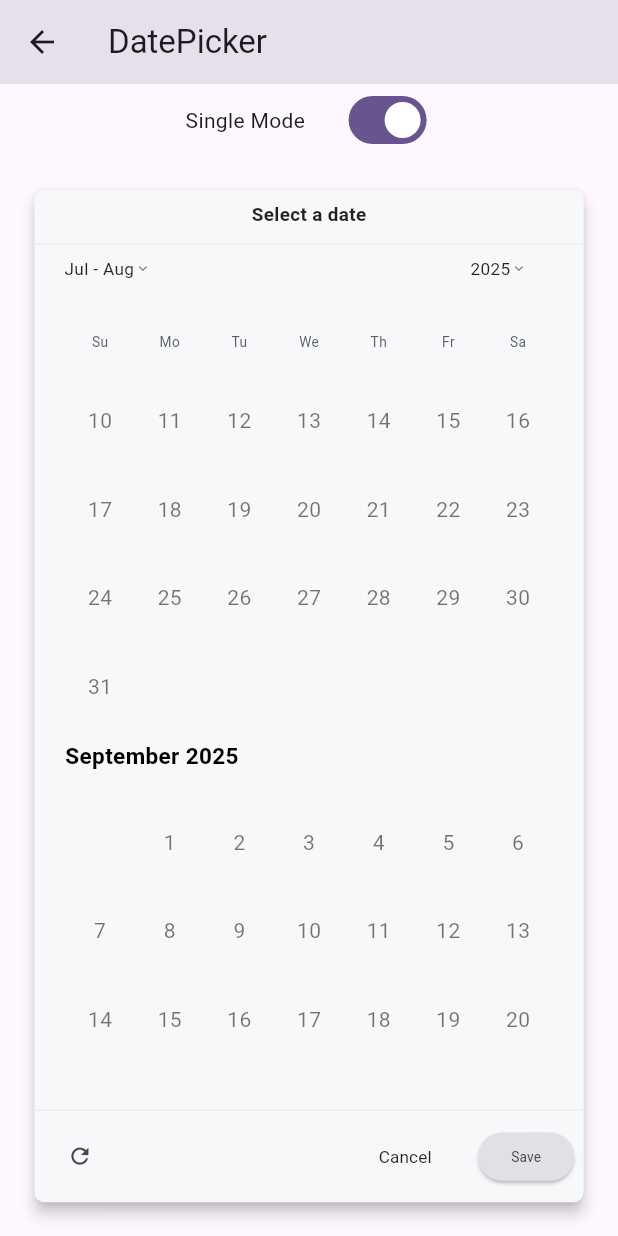
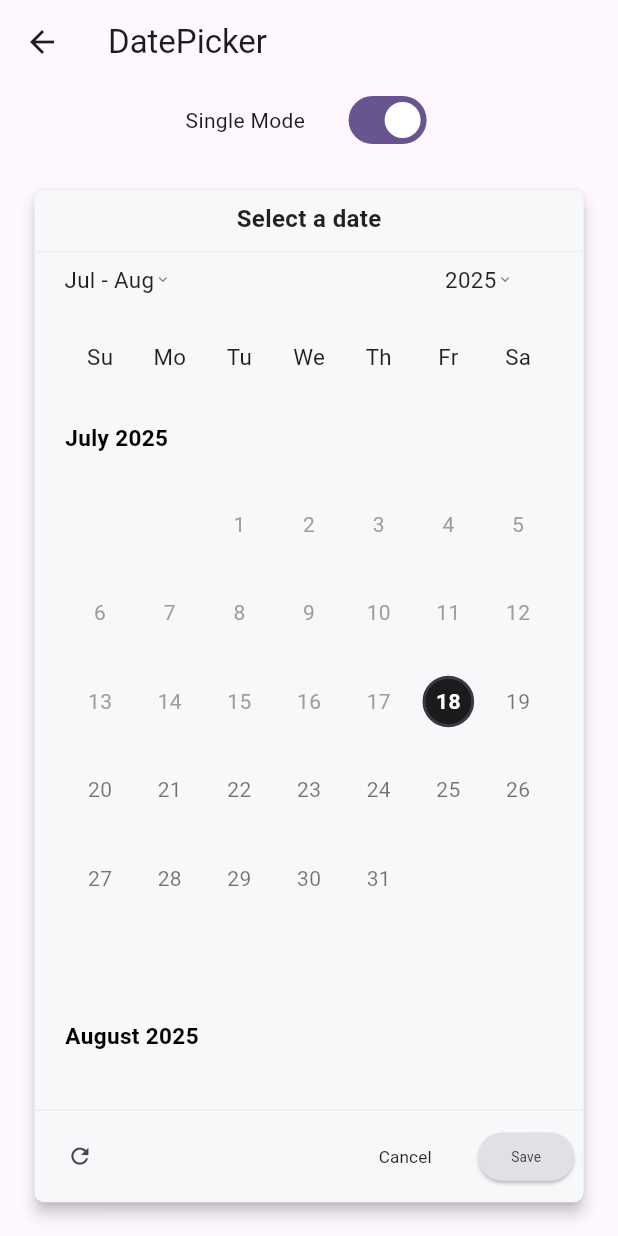
Before and after one commit to xymbia/flutter_realm, a Flutter app: the DatePickerPage screen opened directly, scrolled down 576 dp, after a tap on the "refresh" icon, on a phone screen of 412 x 824 dp. Run offline on Flutter 3.47's test engine with Material 3 defaults, Android fonts, the phone set to English and light mode, and no system bars; our stand-ins replace dotted_border, dropdown_button2, flutter_screenutil, logger.

Commit message:
- Fixed state issues

```diff
--- a/lib/screens/date_picker_example.dart
+++ b/lib/screens/date_picker_example.dart
@@ -3,6 +3,7 @@ import 'dart:developer';
 import 'package:flutter/material.dart';
 import 'package:flutter_screenutil/flutter_screenutil.dart';
 import '../utils/date_util.dart';
+import '../utils/font_helper.dart';
 import '../widgets/custom_date_picker_widget.dart';
 
 class DatePickerPage extends StatefulWidget {
@@ -73,12 +74,12 @@ class _DatePickerPageState extends State<DatePickerPage> {
 
                   // The earliest selectable date
                   // If null, defaults to (DateTime.now().year - 2, DateTime.now().month - 1, DateTime.now().day - 5)
-                  firstDate: DateTime(DateTime.now().year - 2,
-                      DateTime.now().month, DateTime.now().day),
+                  firstDate: DateTime(DateTime.now().year, DateTime.now().month,
+                      DateTime.now().day),
 
                   // The latest selectable date
                   // If null, defaults to (DateTime.now().year + 3, DateTime.now().month + 2, DateTime.now().day + 10)
-                  lastDate: DateTime(DateTime.now().year + 1,
+                  lastDate: DateTime(DateTime.now().year + 50,
                       DateTime.now().month + 6, DateTime.now().day),
 
                   // The color used to highlight the selected day
@@ -92,8 +93,9 @@ class _DatePickerPageState extends State<DatePickerPage> {
 
                   // The text style for weekday labels (e.g., Sun, Mon)
                   // If null, defaults to black87, bold
-                  weekdayLabelTextStyle: const TextStyle(
-                      color: Colors.black87, fontWeight: FontWeight.bold),
+                  weekdayLabelTextStyle: Font.apply(
+                      FontStyle.regular, FontSize.h2,
+                      color: Colors.black87),
 
                   // The border radius for day cells
                   // If null, defaults to BorderRadius.circular(8)
@@ -129,7 +131,8 @@ class _DatePickerPageState extends State<DatePickerPage> {
                   // Allows days to be selected based on following predicate
                   selectableDayPredicate: (day) {
                     return !day
-                        .difference(DateTime.now().add(const Duration(days: -1)))
+                        .difference(
+                            DateTime.now().add(const Duration(days: -1)))
                         .isNegative;
                   }),
             ),
--- a/lib/widgets/custom_date_picker_widget.dart
+++ b/lib/widgets/custom_date_picker_widget.dart
@@ -64,6 +64,9 @@ class _CustomDatePickerWidgetState extends State<CustomDatePickerWidget> {
   int _tempSelectedYear = 0;
   bool _hasMonthYearChanges = false;
   DateTime? selectedDate;
+
+  // Add ScrollController for calendar scroll view
+  final ScrollController _calendarScrollController = ScrollController();
 
   @override
   void initState() {
@@ -187,6 +190,22 @@ class _CustomDatePickerWidgetState extends State<CustomDatePickerWidget> {
       selectedYear = _tempSelectedYear;
       _hasMonthYearChanges = false;
 
+      // Parse the selected month index from the selectedMonth string
+      // selectedMonth is like 'Jan - Feb', so take the first month
+      final firstMonthAbbr = selectedMonth.split(' - ').first;
+      final monthIndex = monthAbbreviations.indexOf(firstMonthAbbr) + 1;
+      final newDate = DateTime(selectedYear, monthIndex, 1);
+
+      // Update the actual selection to the first day of the selected month/year
+      if (isSingleDateMode) {
+        _singleDatePickerValueWithDefaultValue = [newDate];
+        _currentDisplayedMonthDate = newDate;
+      } else {
+        // For range mode, reset the range to start at the new month/year
+        _rangeDatePickerValueWithDefaultValue = [newDate];
+        _currentDisplayedMonthDate = newDate;
+      }
+
       // Switch back to day mode after saving
       if (isSingleDateMode) {
         mode = DatePickerWidgetMode.day;
@@ -271,6 +290,26 @@ class _CustomDatePickerWidgetState extends State<CustomDatePickerWidget> {
   void setTodayAsSelected() {
     clearDateSelection();
     setCurrentDateSelection(DateTime.now());
+    // Scroll to the current month in the calendar scroll view
+    WidgetsBinding.instance.addPostFrameCallback((_) {
+      final firstDate = widget.firstDate ??
+          DateTime(DateTime.now().year - 2, DateTime.now().month - 1, DateTime.now().day - 5);
+      final today = DateTime.now();
+      final monthIndex = (today.year - firstDate.year) * 12 + (today.month - firstDate.month);
+      // Estimate row height (should match _dayPickerRowHeight or dayMaxWidth + 2)
+      final double rowHeight = (widget.dayMaxWidth ?? 50) + 2;
+      // Estimate rows per month (max 6 weeks)
+      const int maxRows = 6; // 6 weeks max in a month
+      final double monthHeight = rowHeight * (maxRows + 1); // +1 for header
+      final double offset = monthIndex * monthHeight;
+      if (_calendarScrollController.hasClients) {
+        _calendarScrollController.animateTo(
+          offset,
+          duration: const Duration(milliseconds: 400),
+          curve: Curves.easeInOut,
+        );
+      }
+    });
   }
 
   Widget _buildCalendarLayout(Widget calendarWidget) {
@@ -291,7 +330,7 @@ class _CustomDatePickerWidgetState extends State<CustomDatePickerWidget> {
                   padding: EdgeInsets.only(top: 10.h, bottom: 12.h),
                   child: Text(
                     _handleTitleText(),
-                    style: Font.apply(FontStyle.medium, FontSize.h3),
+                    style: Font.apply(FontStyle.medium, FontSize.h1),
                   ),
                 ),
                 const Divider(height: 1, color: Color(0xFFEDEEF0)),
@@ -313,7 +352,7 @@ class _CustomDatePickerWidgetState extends State<CustomDatePickerWidget> {
                                 child: Text(
                                   selectedMonth,
                                   style: Font.apply(
-                                      FontStyle.regular, FontSize.h4),
+                                      FontStyle.regular, FontSize.h2),
                                   overflow: TextOverflow.ellipsis,
                                 ),
                               ),
@@ -326,7 +365,7 @@ class _CustomDatePickerWidgetState extends State<CustomDatePickerWidget> {
                           ),
                         ),
                       ),
-                      const Spacer(flex: 3),
+                      const Spacer(flex: 2),
                       Expanded(
                         child: InkWell(
                           onTap: () {
@@ -339,7 +378,7 @@ class _CustomDatePickerWidgetState extends State<CustomDatePickerWidget> {
                               Text(
                                 selectedYear.toString(),
                                 style:
-                                    Font.apply(FontStyle.regular, FontSize.h4),
+                                    Font.apply(FontStyle.regular, FontSize.h2),
                               ),
                               Icon(
                                 Icons.keyboard_arrow_down,
@@ -468,7 +507,7 @@ class _CustomDatePickerWidgetState extends State<CustomDatePickerWidget> {
                 color: Colors.black54, fontWeight: FontWeight.normal),
         weekdayLabels: const ['Su', 'Mo', 'Tu', 'We', 'Th', 'Fr', 'Sa'],
         weekdayLabelTextStyle: widget.weekdayLabelTextStyle ??
-            const TextStyle(color: Colors.black87, fontWeight: FontWeight.bold),
+            Font.apply(FontStyle.regular, FontSize.h1, color: Colors.black87),
         firstDayOfWeek: 0,
         controlsHeight: widget.controlsHeight ?? 50,
         dayMaxWidth: widget.dayMaxWidth ?? 50,
@@ -494,6 +533,8 @@ class _CustomDatePickerWidgetState extends State<CustomDatePickerWidget> {
             (day) {
               return true;
             },
+        // Pass the scroll controller
+        scrollViewController: _calendarScrollController,
       ),
       value: _singleDatePickerValueWithDefaultValue,
       onValueChanged: _onSingleDateChanged,
@@ -548,6 +589,8 @@ class _CustomDatePickerWidgetState extends State<CustomDatePickerWidget> {
         lastDate: widget.lastDate ??
             DateTime(DateTime.now().year + 3, DateTime.now().month + 2,
                 DateTime.now().day + 10),
+        // Pass the scroll controller
+        scrollViewController: _calendarScrollController,
       ),
       value: _rangeDatePickerValueWithDefaultValue,
       onValueChanged: _onRangeDateChanged,
@@ -555,6 +598,12 @@ class _CustomDatePickerWidgetState extends State<CustomDatePickerWidget> {
       onMonthSelected: _handleMonthSelected,
       onYearSelected: _handleYearSelected,
     ));
+  }
+
+  @override
+  void dispose() {
+    _calendarScrollController.dispose();
+    super.dispose();
   }
 
   @override
--- a/lib/widgets/date_picker_impl/_calendar_scroll_view.dart
+++ b/lib/widgets/date_picker_impl/_calendar_scroll_view.dart
@@ -48,7 +48,9 @@ class _CalendarScrollViewState extends State<_CalendarScrollView> {
   void initState() {
     super.initState();
     _controller = widget.config.scrollViewController ?? ScrollController();
+    //if (_controller.hasClients) {
       _controller.addListener(_scrollListener);
+    //}
 
     // Calculate the index for the initially displayed month. This is needed to
     // divide the list of months into two `SliverList`s.
@@ -68,7 +70,7 @@ class _CalendarScrollViewState extends State<_CalendarScrollView> {
 
   @override
   void dispose() {
-    _controller.dispose();
+    //_controller.dispose();
     super.dispose();
   }
 
@@ -80,16 +82,20 @@ class _CalendarScrollViewState extends State<_CalendarScrollView> {
 
   void _scrollListener() {
     if (_controller.offset <= _controller.position.minScrollExtent) {
+      if(mounted) {
         setState(() {
           _showWeekBottomDivider = false;
         });
+      }
     } else if (!_showWeekBottomDivider) {
+      if(mounted) {
         setState(() {
           _showWeekBottomDivider = true;
         });
       }
+    }
     widget.config.scrollViewOnScrolling?.call(_controller.offset);
-    //_reportVisibleMonth();
+    _reportVisibleMonth();
   }
 
   void _reportVisibleMonth() {
@@ -98,12 +104,14 @@ class _CalendarScrollViewState extends State<_CalendarScrollView> {
     double cumulativeHeight = 0.0;
     int visibleMonthIndex = 0;
     for (int i = 0; i < _numberOfMonths; i++) {
-      final DateTime month = DateUtils.addMonthsToMonthDate(widget.config.firstDate, i);
+      final DateTime month =
+          DateUtils.addMonthsToMonthDate(widget.config.firstDate, i);
       final dayRowsCount = widget.config.dynamicCalendarRows == true
           ? getDayRowsCount(
               month.year,
               month.month,
-              widget.config.firstDayOfWeek ?? _localizations.firstDayOfWeekIndex,
+              widget.config.firstDayOfWeek ??
+                  _localizations.firstDayOfWeekIndex,
             )
           : _maxDayPickerRowCount;
       var totalRowsCount = dayRowsCount + 1;
@@ -122,7 +130,8 @@ class _CalendarScrollViewState extends State<_CalendarScrollView> {
       }
       cumulativeHeight += maxContentHeight;
     }
-    final DateTime visibleMonth = DateUtils.addMonthsToMonthDate(widget.config.firstDate, visibleMonthIndex);
+    final DateTime visibleMonth = DateUtils.addMonthsToMonthDate(
+        widget.config.firstDate, visibleMonthIndex);
     if (_lastReportedVisibleMonth == null ||
         _lastReportedVisibleMonth!.year != visibleMonth.year ||
         _lastReportedVisibleMonth!.month != visibleMonth.month) {
@@ -219,15 +228,20 @@ class _CalendarScrollViewState extends State<_CalendarScrollView> {
         child: widget.config.weekdayLabelBuilder?.call(weekday: i) ??
             Center(
               child: Text(weekday,
-                  style: Font.apply(FontStyle.regular, FontSize.h6,
-                      color: const Color(0xFF5C5E66))),
+                  style: widget.config.weekdayLabelTextStyle ??
+                      headerStyle ??
+                      TextStyle(
+                        color: Theme.of(context)
+                            .colorScheme
+                            .onSurface
+                            .withValues(alpha: 0.60),
+                      )),
             ),
       ));
       if (i == (firstDayOfWeek - 1) % 7) break;
     }
     return result;
   }
-
 
   @override
   Widget build(BuildContext context) {
@@ -244,7 +258,6 @@ class _CalendarScrollViewState extends State<_CalendarScrollView> {
       children: <Widget>[
         SizedBox(
           height: 50,
-          child: Expanded(
           child: GridView.custom(
             padding: EdgeInsets.zero,
             physics: const NeverScrollableScrollPhysics(),
@@ -255,7 +268,6 @@ class _CalendarScrollViewState extends State<_CalendarScrollView> {
             childrenDelegate: SliverChildListDelegate(
               dayItems,
               addRepaintBoundaries: false,
-              ),
             ),
           ),
         ),
@@ -286,7 +298,7 @@ class _CalendarScrollViewState extends State<_CalendarScrollView> {
                   delegate: SliverChildBuilderDelegate(
                     (BuildContext context, int index) =>
                         _buildMonthItem(context, index, false),
-                    childCount:  _numberOfMonths - _initialMonthIndex,
+                    childCount: _numberOfMonths - _initialMonthIndex,
                   ),
                 ),
               ],
--- a/lib/widgets/date_picker_widget.dart
+++ b/lib/widgets/date_picker_widget.dart
@@ -116,29 +116,10 @@ class _DatePickerWidgetState extends State<DatePickerWidget> {
   void initState() {
     super.initState();
     final config = widget.config;
-    // final initialDate = widget.displayedMonthDate ??
-    //     (widget.value.isNotEmpty && widget.value[0] != null
-    //         ? DateTime(widget.value[0]!.year, widget.value[0]!.month)
-    //         : DateUtils.dateOnly(DateTime.now()));
-
-    // Patch: Always use the first non-null date in value, or fallback to DateTime.now()
-    DateTime initialDate;
-    if (widget.displayedMonthDate != null) {
-      initialDate = widget.displayedMonthDate!;
-    } else if (widget.value.isNotEmpty) {
-      // Find the first non-null date in the value list
-      final nonNullDate = widget.value.firstWhere(
-            (d) => d != null,
-        orElse: () => null,
-      );
-      if (nonNullDate != null) {
-        initialDate = DateTime(nonNullDate.year, nonNullDate.month);
-      } else {
-        initialDate = DateUtils.dateOnly(DateTime.now());
-      }
-    } else {
-      initialDate = DateUtils.dateOnly(DateTime.now());
-    }
+    final initialDate = widget.displayedMonthDate ??
+        (widget.value.isNotEmpty && widget.value[0] != null
+            ? DateTime(widget.value[0]!.year, widget.value[0]!.month)
+            : DateUtils.dateOnly(DateTime.now()));
 
     _mode = config.calendarViewMode;
     _currentDisplayedMonthDate = DateTime(initialDate.year, initialDate.month);
```
Lines whose indentation alone changed are shown as unchanged.
